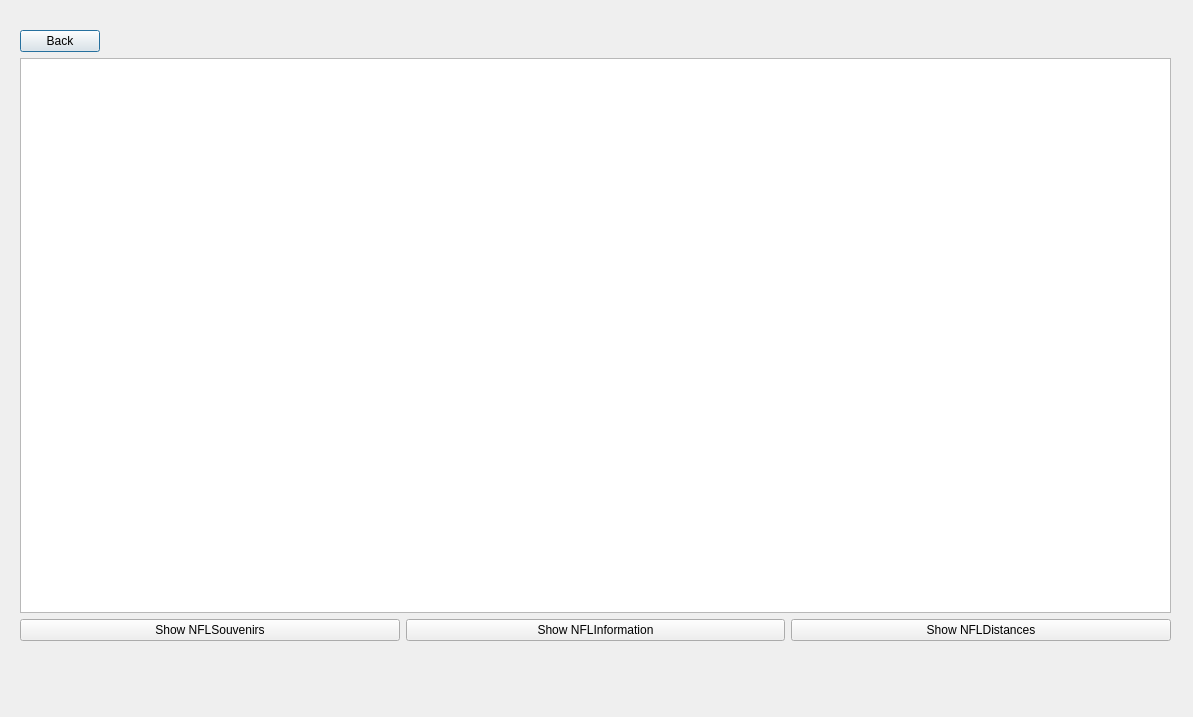
Before: the Qt Designer form admin.ui in Cyriously1/NFLTour, drawn with Qt 5.
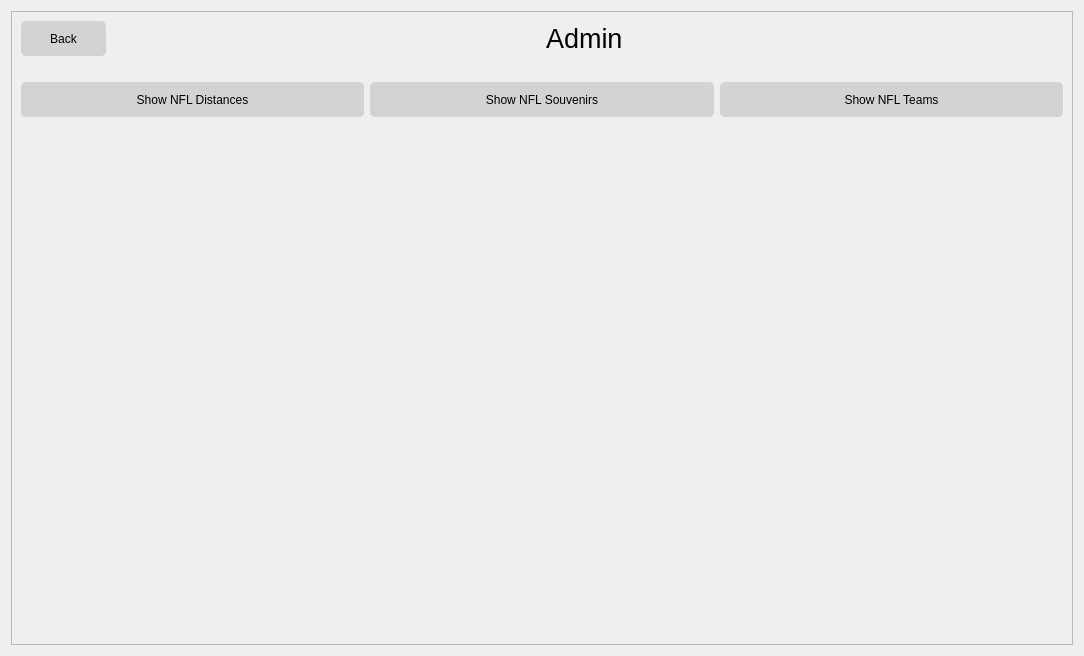
After: the same form once the commit is applied. Icons and pictures are not drawn.

Commit message: updated the admin window

Diff of the .ui file:
```diff
--- a/admin.ui
+++ b/admin.ui
@@ -6,27 +6,84 @@
    <rect>
     <x>0</x>
     <y>0</y>
-    <width>1193</width>
-    <height>717</height>
+    <width>1084</width>
+    <height>656</height>
    </rect>
   </property>
   <property name="windowTitle">
    <string>Dialog</string>
   </property>
-  <widget class="QWidget" name="">
+  <property name="styleSheet">
+   <string notr="true">QTableView {
+	border: none;
+	background: transparent;
+}
+
+QHeaderView::section
+{
+	spacing: 10px;
+	background-color: gray;
+	color: white;
+	border: 1px solid ;
+	margin: 1px;
+	text-align: right;
+	font-family: arial;
+	font-size:12px;
+}
+
+QPushButton {
+	background: lightgray;
+	border-radius: 5px;
+	font-size: 12px;
+	height: 35px;
+}
+
+QPushButton#pushButton_back {
+	width: 85px;
+}
+
+QPushButton#pushButton_back:hover {
+	background: lightblue;
+}
+
+QPushButton:hover {
+	background: darkgray;
+	color: white;
+	font-weight: bold;
+}</string>
+  </property>
+  <layout class="QGridLayout" name="gridLayout">
+   <item row="0" column="0">
+    <widget class="QScrollArea" name="scrollArea_2">
+     <property name="styleSheet">
+      <string notr="true"/>
+     </property>
+     <property name="verticalScrollBarPolicy">
+      <enum>Qt::ScrollBarAlwaysOff</enum>
+     </property>
+     <property name="horizontalScrollBarPolicy">
+      <enum>Qt::ScrollBarAlwaysOff</enum>
+     </property>
+     <property name="widgetResizable">
+      <bool>true</bool>
+     </property>
+     <widget class="QWidget" name="scrollAreaWidgetContents">
    <property name="geometry">
     <rect>
-     <x>20</x>
-     <y>30</y>
-     <width>1151</width>
-     <height>611</height>
-    </rect>
-   </property>
-   <layout class="QVBoxLayout" name="verticalLayout_2">
-    <item>
+        <x>0</x>
+        <y>0</y>
+        <width>1060</width>
+        <height>1284</height>
+       </rect>
+      </property>
+      <property name="styleSheet">
+       <string notr="true"/>
+      </property>
+      <layout class="QGridLayout" name="gridLayout_2">
+       <item row="0" column="0">
      <layout class="QVBoxLayout" name="verticalLayout">
       <item>
-       <layout class="QHBoxLayout" name="horizontalLayout">
+          <layout class="QHBoxLayout" name="horizontalLayout_2">
         <item>
          <widget class="QPushButton" name="pushButton_back">
           <property name="text">
@@ -35,7 +92,7 @@
          </widget>
         </item>
         <item>
-         <spacer name="horizontalSpacer">
+            <spacer name="horizontalSpacer_2">
           <property name="orientation">
            <enum>Qt::Horizontal</enum>
           </property>
@@ -47,41 +104,122 @@
           </property>
          </spacer>
         </item>
-       </layout>
+           <item alignment="Qt::AlignHCenter">
+            <widget class="QLabel" name="Label">
+             <property name="font">
+              <font>
+               <pointsize>20</pointsize>
+              </font>
+             </property>
+             <property name="text">
+              <string>Admin </string>
+             </property>
+             <property name="alignment">
+              <set>Qt::AlignCenter</set>
+             </property>
+            </widget>
       </item>
       <item>
-       <widget class="QTableView" name="admin_tableview"/>
+            <spacer name="horizontalSpacer_3">
+             <property name="orientation">
+              <enum>Qt::Horizontal</enum>
+             </property>
+             <property name="sizeHint" stdset="0">
+              <size>
+               <width>40</width>
+               <height>20</height>
+              </size>
+             </property>
+            </spacer>
       </item>
      </layout>
     </item>
     <item>
-     <layout class="QHBoxLayout" name="horizontalLayout_2">
+          <widget class="QLabel" name="label">
+           <property name="sizePolicy">
+            <sizepolicy hsizetype="Expanding" vsizetype="Expanding">
+             <horstretch>0</horstretch>
+             <verstretch>0</verstretch>
+            </sizepolicy>
+           </property>
+           <property name="maximumSize">
+            <size>
+             <width>1050</width>
+             <height>500</height>
+            </size>
+           </property>
+           <property name="text">
+            <string/>
+           </property>
+           <property name="pixmap">
+            <pixmap resource="res.qrc">:/Res/Pics/admin.png</pixmap>
+           </property>
+           <property name="scaledContents">
+            <bool>true</bool>
+           </property>
+          </widget>
+         </item>
+         <item>
+          <layout class="QHBoxLayout" name="horizontalLayout_3">
+           <property name="sizeConstraint">
+            <enum>QLayout::SetFixedSize</enum>
+           </property>
+           <property name="bottomMargin">
+            <number>50</number>
+           </property>
+           <item>
+            <widget class="QPushButton" name="admin_showNFLDistances">
+             <property name="text">
+              <string>Show NFL Distances</string>
+             </property>
+            </widget>
+           </item>
       <item>
        <widget class="QPushButton" name="admin_showNFLSouvenirs">
         <property name="text">
-         <string>Show NFLSouvenirs</string>
+              <string>Show NFL Souvenirs</string>
         </property>
        </widget>
       </item>
       <item>
        <widget class="QPushButton" name="admin_showNFLInfo">
         <property name="text">
-         <string>Show NFLInformation</string>
+              <string>Show NFL Teams</string>
         </property>
        </widget>
       </item>
+          </layout>
+         </item>
       <item>
-       <widget class="QPushButton" name="admin_showNFLDistances">
-        <property name="text">
-         <string>Show NFLDistances</string>
-        </property>
+          <layout class="QHBoxLayout" name="horizontalLayout_4"/>
+         </item>
+         <item>
+          <layout class="QHBoxLayout" name="horizontalLayout_5">
+           <property name="bottomMargin">
+            <number>0</number>
+           </property>
+           <item>
+            <widget class="QTableView" name="admin_tableview">
+             <property name="minimumSize">
+              <size>
+               <width>0</width>
+               <height>600</height>
+              </size>
+             </property>
        </widget>
       </item>
      </layout>
     </item>
    </layout>
-  </widget>
- </widget>
- <resources/>
+       </item>
+      </layout>
+     </widget>
+    </widget>
+   </item>
+  </layout>
+ </widget>
+ <resources>
+  <include location="res.qrc"/>
+ </resources>
  <connections/>
 </ui>
```
Lines whose indentation alone changed are shown as unchanged. The commit also changes 8 other files.
